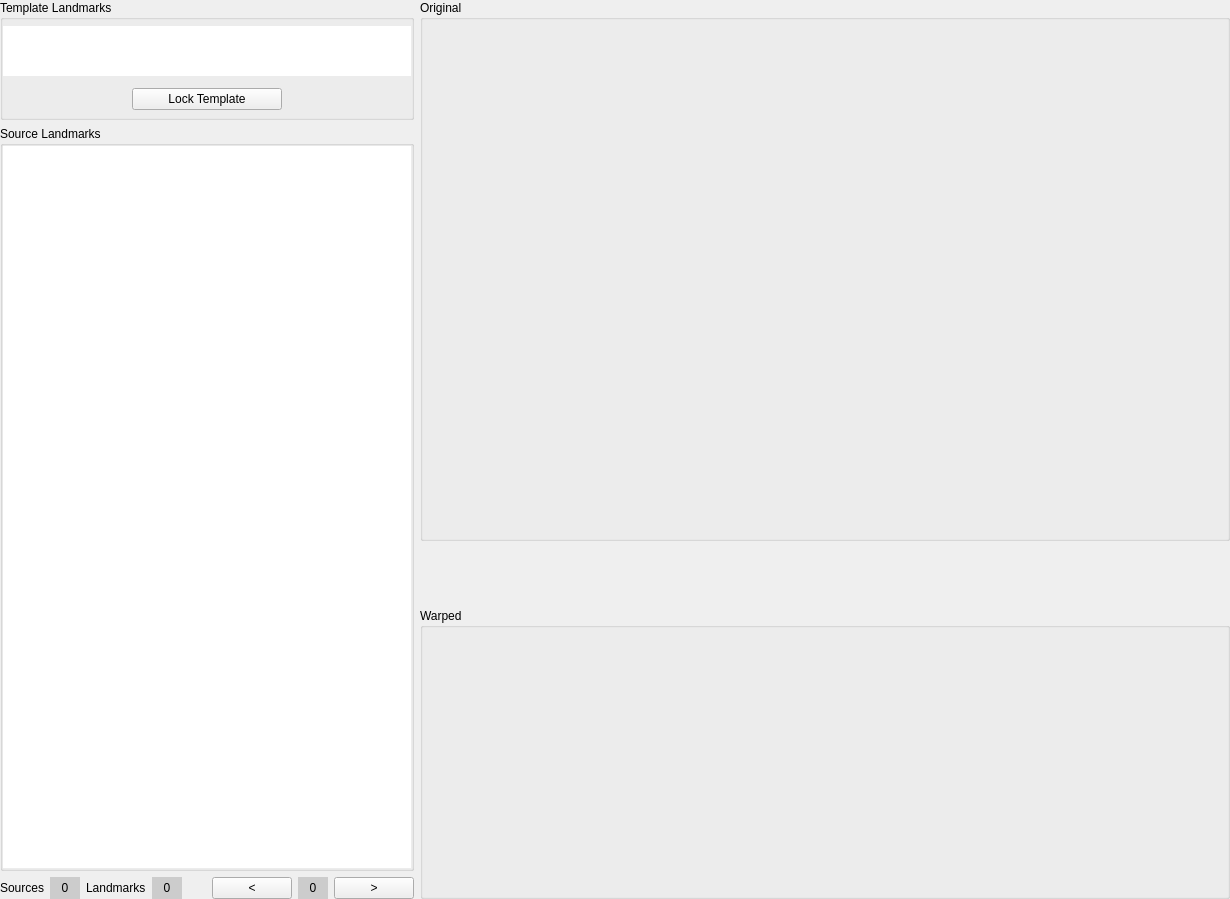
This is ui/panel_landmarks.ui in 0todd0000/mwarp1d as Qt 5 draws it before an edit. The edited form follows.
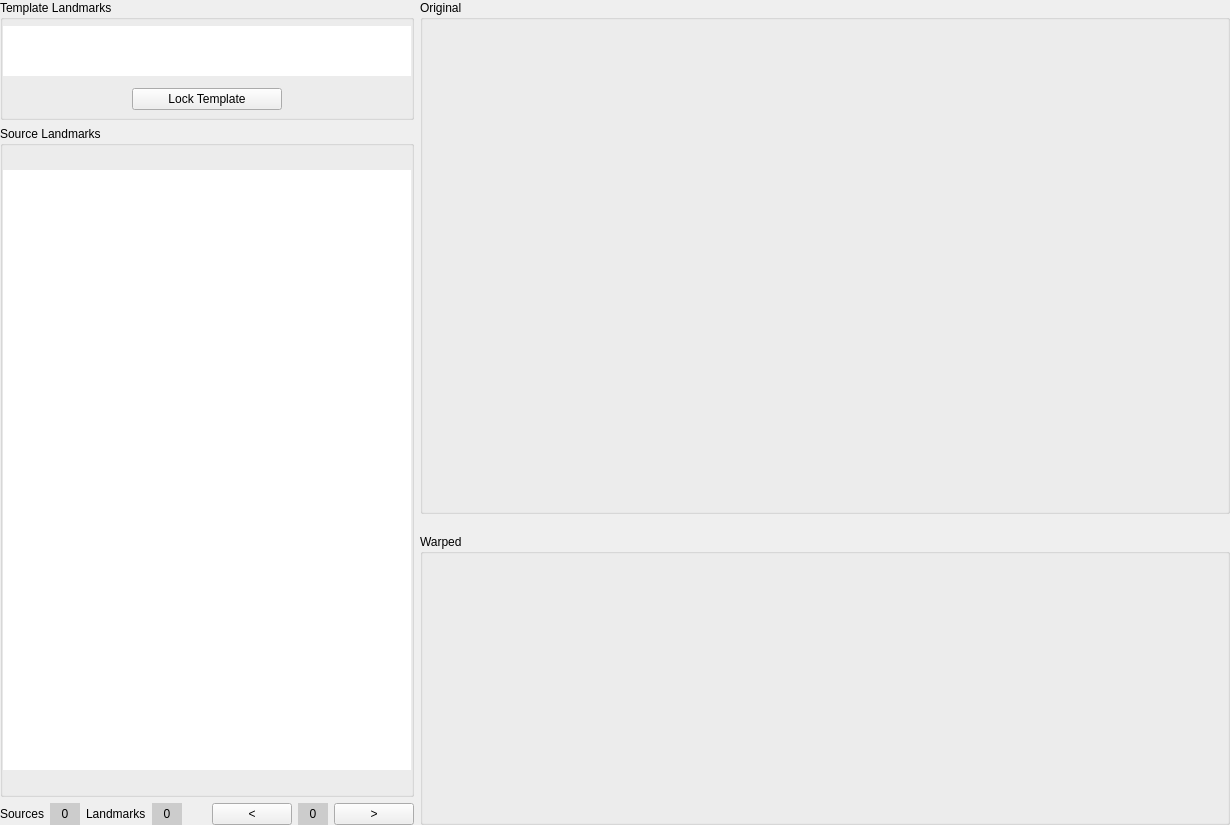
This is the edited form. Custom widgets are drawn as their Qt base class.

Commit message: Adjusting UI window sizing

```diff
--- a/ui/panel_landmarks.ui
+++ b/ui/panel_landmarks.ui
@@ -7,7 +7,7 @@
     <x>0</x>
     <y>0</y>
     <width>1230</width>
-    <height>899</height>
+    <height>825</height>
    </rect>
   </property>
   <property name="windowTitle">
@@ -179,7 +179,7 @@
           <property name="maximumSize">
            <size>
             <width>16777215</width>
-            <height>800</height>
+            <height>600</height>
            </size>
           </property>
           <property name="frameShape">
```
The commit also changes 7 other files.
